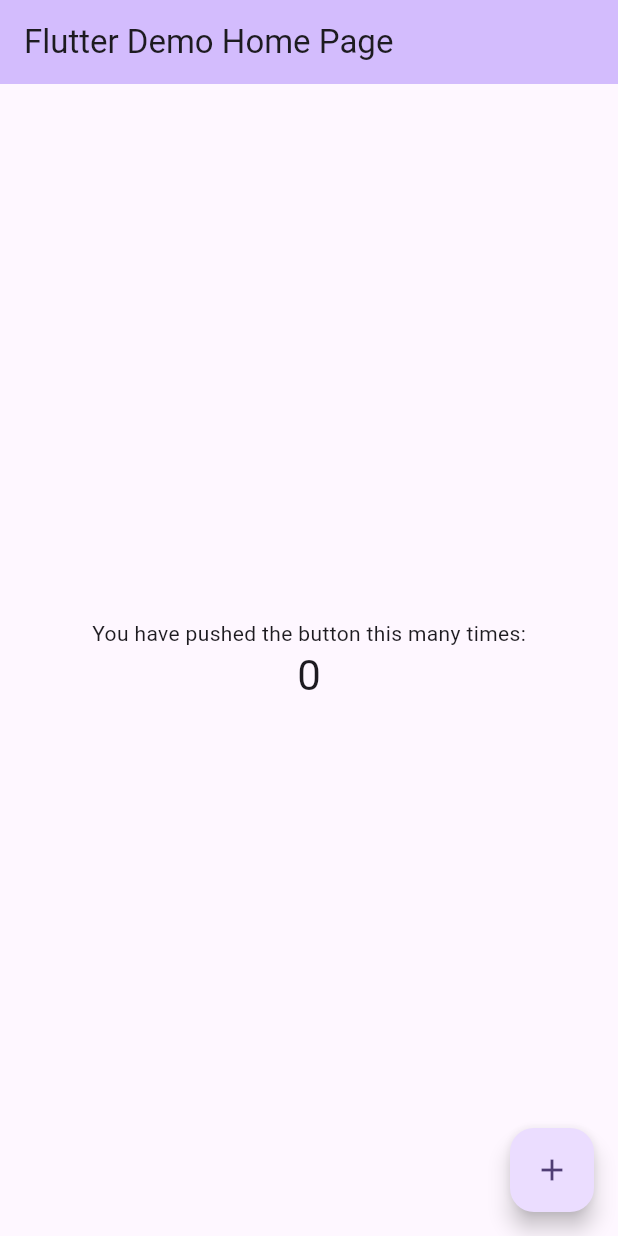
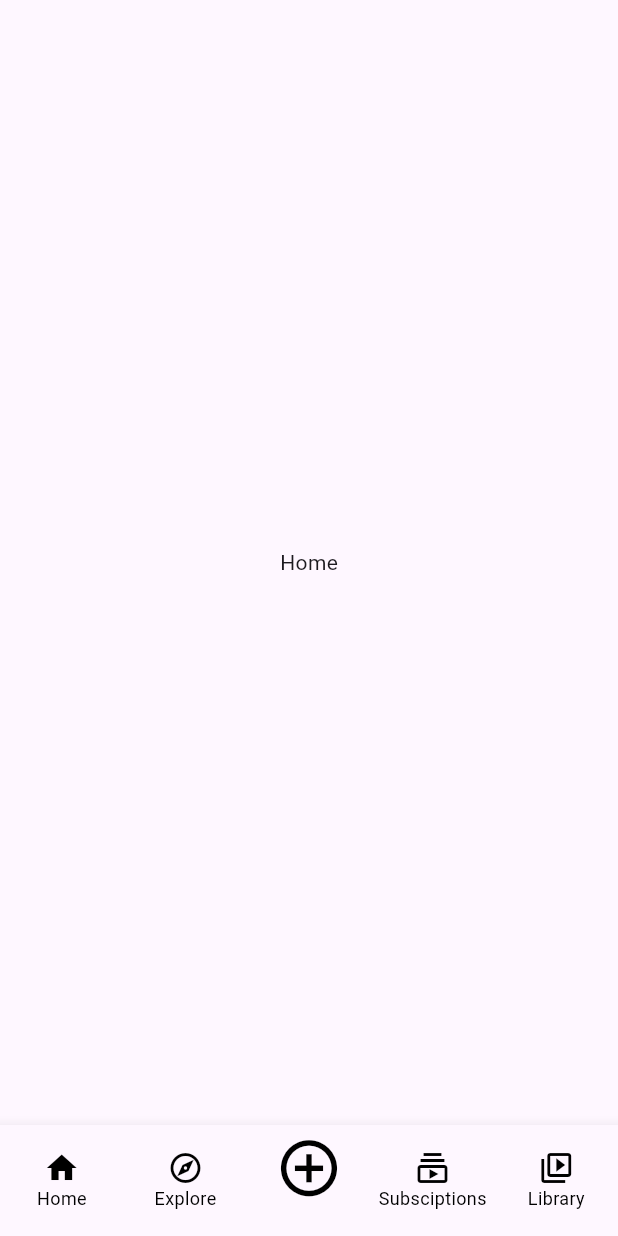
Before and after one commit to salmanbashar1009/flutter-projects, a Flutter app: the screen it shows after launch, on a phone screen of 412 x 824 dp. Run offline on Flutter 3.47's test engine with Material 3 defaults, Android fonts, the phone set to English and light mode, and no system bars.

Commit message:
youtube nav bar created

```diff
--- a/youtube_ui/lib/main.dart
+++ b/youtube_ui/lib/main.dart
@@ -1,4 +1,6 @@
 import 'package:flutter/material.dart';
+import 'package:flutter/services.dart';
+import 'package:youtube_ui/screens/nav_screen.dart';
 
 void main() {
   runApp(const MyApp());
@@ -10,116 +12,20 @@ class MyApp extends StatelessWidget {
   // This widget is the root of your application.
   @override
   Widget build(BuildContext context) {
+    SystemChrome.setPreferredOrientations([DeviceOrientation.portraitUp]);
     return MaterialApp(
-      title: 'Flutter Demo',
+      title: "YouTube",
+      debugShowCheckedModeBanner: false,
       theme: ThemeData(
-        // This is the theme of your application.
-        //
-        // TRY THIS: Try running your application with "flutter run". You'll see
-        // the application has a blue toolbar. Then, without quitting the app,
-        // try changing the seedColor in the colorScheme below to Colors.green
-        // and then invoke "hot reload" (save your changes or press the "hot
-        // reload" button in a Flutter-supported IDE, or press "r" if you used
-        // the command line to start the app).
-        //
-        // Notice that the counter didn't reset back to zero; the application
-        // state is not lost during the reload. To reset the state, use hot
-        // restart instead.
-        //
-        // This works for code too, not just values: Most code changes can be
-        // tested with just a hot reload.
-        colorScheme: ColorScheme.fromSeed(seedColor: Colors.deepPurple),
-        useMaterial3: true,
+        brightness: Brightness.light,
+        bottomNavigationBarTheme: const BottomNavigationBarThemeData(
+          selectedItemColor: Colors.black,
+          showSelectedLabels: true,
+          showUnselectedLabels: true,
+          unselectedItemColor: Colors.black
+        )
       ),
-      home: const MyHomePage(title: 'Flutter Demo Home Page'),
+      home: NavScreen(),
     );
   }
 }
-
-class MyHomePage extends StatefulWidget {
-  const MyHomePage({super.key, required this.title});
-
-  // This widget is the home page of your application. It is stateful, meaning
-  // that it has a State object (defined below) that contains fields that affect
-  // how it looks.
-
-  // This class is the configuration for the state. It holds the values (in this
-  // case the title) provided by the parent (in this case the App widget) and
-  // used by the build method of the State. Fields in a Widget subclass are
-  // always marked "final".
-
-  final String title;
-
-  @override
-  State<MyHomePage> createState() => _MyHomePageState();
-}
-
-class _MyHomePageState extends State<MyHomePage> {
-  int _counter = 0;
-
-  void _incrementCounter() {
-    setState(() {
-      // This call to setState tells the Flutter framework that something has
-      // changed in this State, which causes it to rerun the build method below
-      // so that the display can reflect the updated values. If we changed
-      // _counter without calling setState(), then the build method would not be
-      // called again, and so nothing would appear to happen.
-      _counter++;
-    });
-  }
-
-  @override
-  Widget build(BuildContext context) {
-    // This method is rerun every time setState is called, for instance as done
-    // by the _incrementCounter method above.
-    //
-    // The Flutter framework has been optimized to make rerunning build methods
-    // fast, so that you can just rebuild anything that needs updating rather
-    // than having to individually change instances of widgets.
-    return Scaffold(
-      appBar: AppBar(
-        // TRY THIS: Try changing the color here to a specific color (to
-        // Colors.amber, perhaps?) and trigger a hot reload to see the AppBar
-        // change color while the other colors stay the same.
-        backgroundColor: Theme.of(context).colorScheme.inversePrimary,
-        // Here we take the value from the MyHomePage object that was created by
-        // the App.build method, and use it to set our appbar title.
-        title: Text(widget.title),
-      ),
-      body: Center(
-        // Center is a layout widget. It takes a single child and positions it
-        // in the middle of the parent.
-        child: Column(
-          // Column is also a layout widget. It takes a list of children and
-          // arranges them vertically. By default, it sizes itself to fit its
-          // children horizontally, and tries to be as tall as its parent.
-          //
-          // Column has various properties to control how it sizes itself and
-          // how it positions its children. Here we use mainAxisAlignment to
-          // center the children vertically; the main axis here is the vertical
-          // axis because Columns are vertical (the cross axis would be
-          // horizontal).
-          //
-          // TRY THIS: Invoke "debug painting" (choose the "Toggle Debug Paint"
-          // action in the IDE, or press "p" in the console), to see the
-          // wireframe for each widget.
-          mainAxisAlignment: MainAxisAlignment.center,
-          children: <Widget>[
-            const Text(
-              'You have pushed the button this many times:',
-            ),
-            Text(
-              '$_counter',
-              style: Theme.of(context).textTheme.headlineMedium,
-            ),
-          ],
-        ),
-      ),
-      floatingActionButton: FloatingActionButton(
-        onPressed: _incrementCounter,
-        tooltip: 'Increment',
-        child: const Icon(Icons.add),
-      ), // This trailing comma makes auto-formatting nicer for build methods.
-    );
-  }
-}
--- /dev/null
+++ b/youtube_ui/lib/screens/nav_screen.dart
@@ -0,0 +1,62 @@
+import 'package:flutter/material.dart';
+
+class NavScreen extends StatefulWidget {
+  const NavScreen({super.key});
+
+  @override
+  State<NavScreen> createState() => _NavScreenState();
+}
+
+class _NavScreenState extends State<NavScreen> {
+  int _selectedIndex = 0;
+
+  final _screens = [
+    const Scaffold(body: Center(child: Text('Home'),),),
+    const Scaffold(body: Center(child: Text('Explore'),),),
+    const Scaffold(body: Center(child: Text('Add'),),),
+    const Scaffold(body: Center(child: Text('Subscription'),),),
+    const Scaffold(body: Center(child: Text('Library'),),),
+  ];
+
+  @override
+  Widget build(BuildContext context) {
+    return Scaffold(
+      body: Stack(
+        children:
+         _screens.asMap().map((index, screen) => MapEntry(index, Offstage(offstage:_selectedIndex !=index ,child: screen))).values.toList(),
+      ),
+      bottomNavigationBar: BottomNavigationBar(
+      selectedFontSize: 12,
+      unselectedFontSize: 12,
+      type: BottomNavigationBarType.fixed,
+      currentIndex: _selectedIndex,
+      onTap: (index) =>
+          setState(() {
+            _selectedIndex = index;
+          }),
+      items: const [
+        BottomNavigationBarItem(
+            icon: Icon(Icons.home_outlined),
+            label: 'Home',
+            activeIcon: Icon(Icons.home)),
+        BottomNavigationBarItem(
+            icon: Icon(Icons.explore_outlined),
+            label: 'Explore',
+            activeIcon: Icon(Icons.explore)),
+        BottomNavigationBarItem(
+            icon: Icon(Icons.add_circle_outline, size: 45,),
+            label: "",
+            activeIcon: Icon(Icons.add_circle, size: 45,)),
+        BottomNavigationBarItem(
+            icon: Icon(Icons.subscriptions_outlined),
+            label: 'Subsciptions',
+            activeIcon: Icon(Icons.subscriptions)),
+        BottomNavigationBarItem(
+            icon: Icon(Icons.video_library_outlined),
+            label: 'Library',
+            activeIcon: Icon(Icons.video_library)
+        )
+      ],
+    ),);
+  }
+}
```
Also changed, not shown: youtube_ui/lib/data.dart (added).
